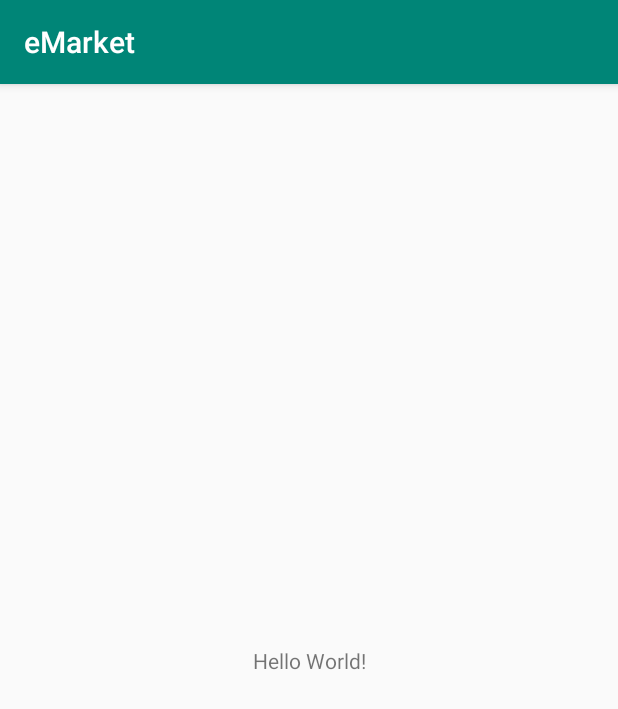
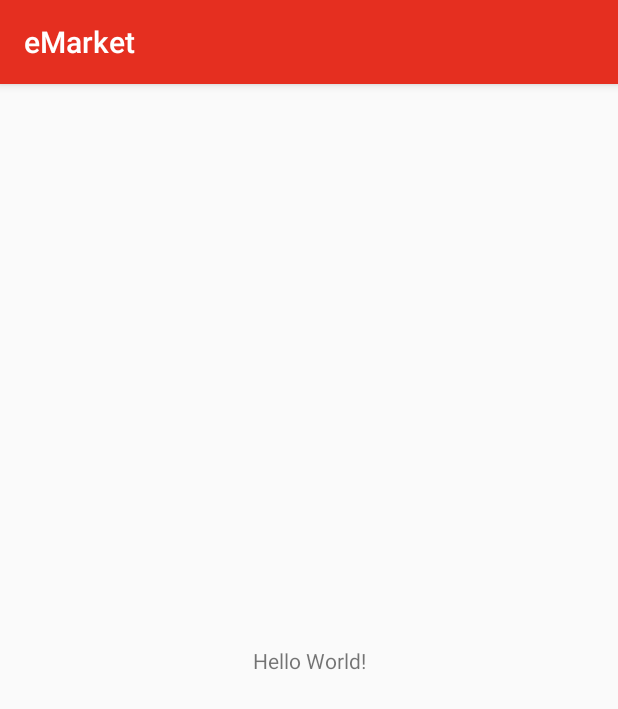
Before and after one commit to SamilaChanu95/eMarket-Mobile-Application, an Android app: the screen it shows after launch (MainActivity), on a phone screen of 412 x 824 dp. Shown: the top 709 px of the screen. Run offline under Robolectric (Android 15) with nearby library versions, the phone set to English and light mode, and no system bars.

Commit message:
Change the colors.

```diff
--- a/app/src/main/res/values/colors.xml
+++ b/app/src/main/res/values/colors.xml
@@ -1,6 +1,6 @@
 <?xml version="1.0" encoding="utf-8"?>
 <resources>
-    <color name="colorPrimary">#008577</color>
-    <color name="colorPrimaryDark">#00574B</color>
-    <color name="colorAccent">#D81B60</color>
+    <color name="colorPrimary">#E52F20</color>
+    <color name="colorPrimaryDark">#C9291A</color>
+    <color name="colorAccent">#F79917</color>
 </resources>
```
